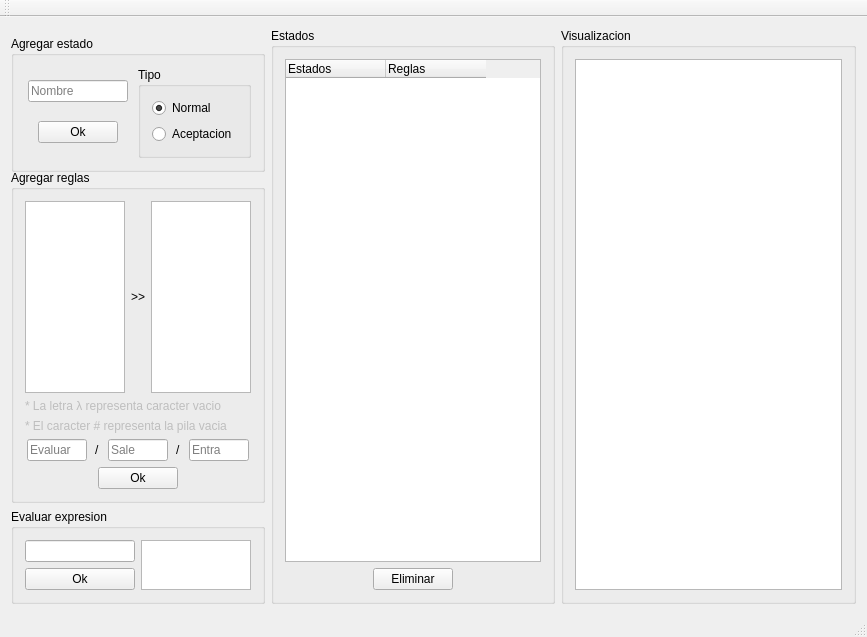
Qt form mainwindow.ui (betax96/automata-de-pila) before a commit.
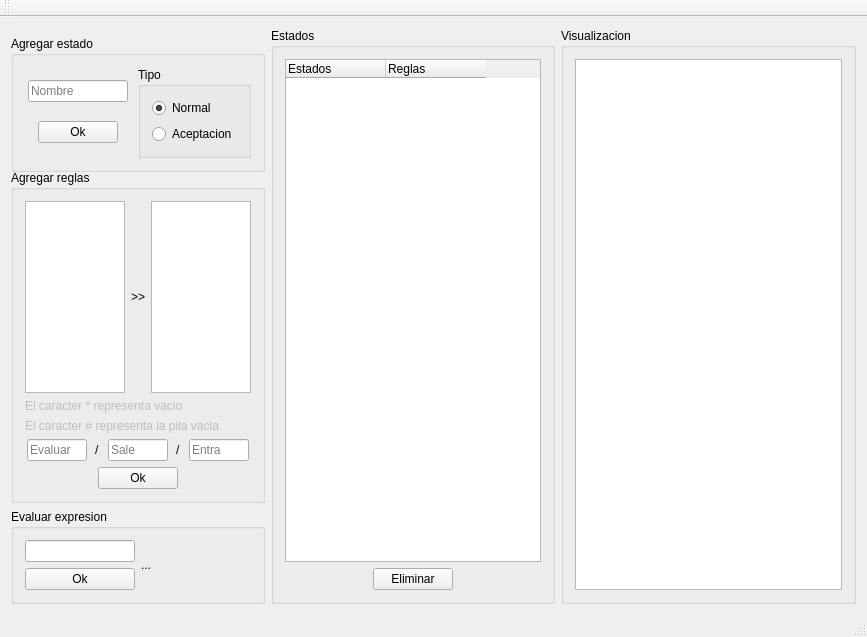
The same form after that commit.

```diff
--- a/mainwindow.ui
+++ b/mainwindow.ui
@@ -185,7 +185,7 @@
               <bool>false</bool>
              </property>
              <property name="text">
-              <string>* La letra λ representa caracter vacio</string>
+              <string>El caracter * representa vacio</string>
              </property>
             </widget>
            </item>
@@ -195,7 +195,7 @@
               <bool>false</bool>
              </property>
              <property name="text">
-              <string>* El caracter # representa la pila vacia</string>
+              <string>El caracter # representa la pila vacia</string>
              </property>
             </widget>
            </item>
@@ -347,18 +347,9 @@
            <item>
             <layout class="QVBoxLayout" name="verticalLayout_12">
              <item>
-              <widget class="QGraphicsView" name="graphicsView">
-               <property name="sizePolicy">
-                <sizepolicy hsizetype="Ignored" vsizetype="Ignored">
-                 <horstretch>0</horstretch>
-                 <verstretch>0</verstretch>
-                </sizepolicy>
-               </property>
-               <property name="maximumSize">
-                <size>
-                 <width>16777215</width>
-                 <height>16777215</height>
-                </size>
+              <widget class="QLabel" name="lEvalResult">
+               <property name="text">
+                <string>...</string>
                </property>
               </widget>
              </item>
```
Left out of the diff: 2 changed lines with no effect on the pictures.
